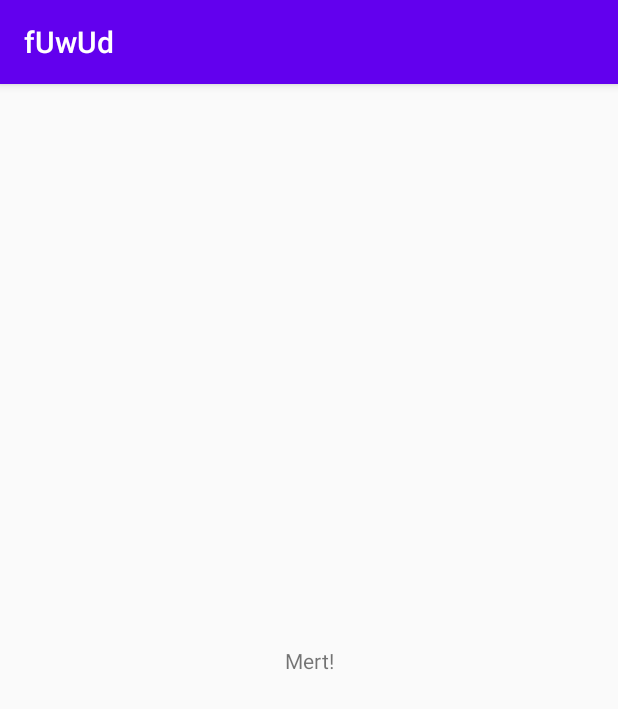
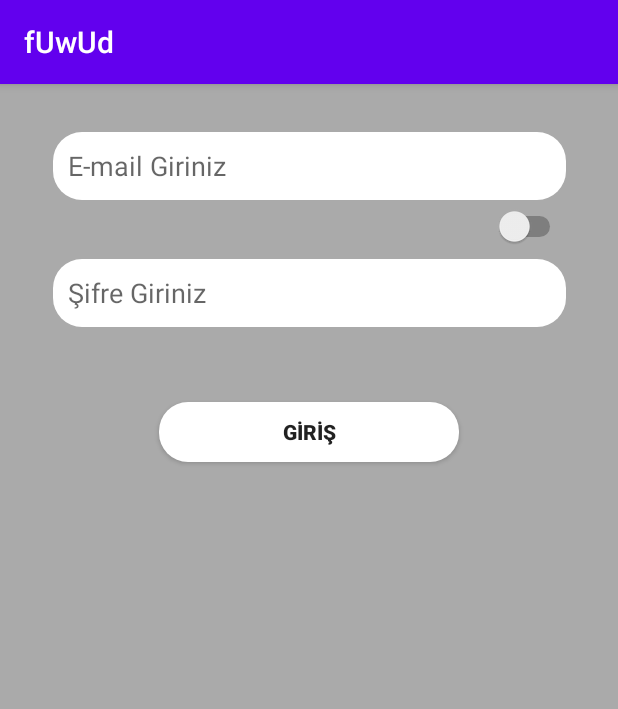
Before and after one commit to batuhanaydogdu/fUwUd, an Android app: the screen it shows after launch (MainActivity before the commit, LoginActivity after it), on a phone screen of 412 x 824 dp. Shown: the top 709 px of the screen. Run offline under Robolectric (Android 15) with nearby library versions, the phone set to English and light mode, and no system bars; our stand-ins replace Firebase (no records; nobody signed in at launch, a user with empty details on screens opened directly).

Commit message:
SplashScreen and LoginActivity added.

```diff
--- a/app/build.gradle
+++ b/app/build.gradle
@@ -28,6 +28,9 @@ dependencies {
     implementation 'androidx.appcompat:appcompat:1.2.0'
     implementation 'androidx.constraintlayout:constraintlayout:2.0.2'
     implementation 'com.google.firebase:firebase-database:19.6.0'
+    implementation 'com.google.android.material:material:1.0.0'
+    implementation 'androidx.annotation:annotation:1.1.0'
+    implementation 'androidx.lifecycle:lifecycle-extensions:2.1.0'
     testImplementation 'junit:junit:4.12'
     androidTestImplementation 'androidx.test.ext:junit:1.1.2'
     androidTestImplementation 'androidx.test.espresso:espresso-core:3.3.0'
--- a/app/src/main/AndroidManifest.xml
+++ b/app/src/main/AndroidManifest.xml
@@ -9,7 +9,9 @@
         android:roundIcon="@mipmap/ic_launcher_round"
         android:supportsRtl="true"
         android:theme="@style/AppTheme">
-        <activity android:name=".MainActivity">
+        <activity
+            android:name=".Activity.LoginActivity"></activity>
+        <activity android:name=".Activity.SplashScreenActivity">
             <intent-filter>
                 <action android:name="android.intent.action.MAIN" />
 
--- /dev/null
+++ b/app/src/main/java/com/impostors/fuwud/Activity/SplashScreenActivity.java
@@ -0,0 +1,48 @@
+package com.impostors.fuwud.Activity;
+
+import androidx.appcompat.app.AppCompatActivity;
+
+import android.content.Intent;
+import android.os.Bundle;
+import android.os.Handler;
+import android.view.WindowManager;
+import android.view.animation.Animation;
+import android.view.animation.AnimationUtils;
+import android.widget.TextView;
+
+import com.impostors.fuwud.R;
+
+public class SplashScreenActivity extends AppCompatActivity {
+
+    private static int SPLASH_SCREEN = 2500;
+    Animation topAnim,bottomAnim;
+    TextView logo, slogan;
+
+    @Override
+    protected void onCreate(Bundle savedInstanceState) {
+        super.onCreate(savedInstanceState);
+        getWindow().setFlags(WindowManager.LayoutParams.FLAG_FULLSCREEN,WindowManager.LayoutParams.FLAG_FULLSCREEN);
+        setContentView(R.layout.activity_splashscreen);
+
+        //Animations
+        topAnim = AnimationUtils.loadAnimation(this,R.anim.top_animation);
+        bottomAnim = AnimationUtils.loadAnimation(this,R.anim.bottom_animation);
+
+        //Hooks
+        logo = findViewById(R.id.textViewSplashDesc);
+        slogan = findViewById(R.id.textViewSplashScreenSlogan);
+
+        logo.setAnimation(bottomAnim);
+        slogan.setAnimation(bottomAnim);
+
+        new Handler().postDelayed(new Runnable() {
+            @Override
+            public void run() {
+                Intent splashIntent = new Intent(SplashScreenActivity.this, LoginActivity.class);
+                splashIntent.setFlags(Intent.FLAG_ACTIVITY_NEW_TASK | Intent.FLAG_ACTIVITY_MULTIPLE_TASK);
+                startActivity(splashIntent);
+                finish();
+            }
+        },SPLASH_SCREEN);
+    }
+}
--- a/app/src/main/java/com/impostors/fuwud/MainActivity.java
+++ /dev/null
@@ -1,23 +0,0 @@
-package com.impostors.fuwud;
-
-import androidx.appcompat.app.AppCompatActivity;
-
-import android.os.Bundle;
-
-import com.google.firebase.database.DatabaseReference;
-import com.google.firebase.database.FirebaseDatabase;
-
-public class MainActivity extends AppCompatActivity {
-
-    @Override
-    protected void onCreate(Bundle savedInstanceState) {
-        super.onCreate(savedInstanceState);
-        setContentView(R.layout.activity_main);
-
-        FirebaseDatabase mDatabase = FirebaseDatabase.getInstance();
-        DatabaseReference myRef=mDatabase.getReference();
-
-        myRef.child("users").push().setValue(new User("mahmut","email@gmail.com"));
-    }
-
-}
--- a/app/src/main/java/com/impostors/fuwud/User.java
+++ /dev/null
@@ -1,20 +0,0 @@
-package com.impostors.fuwud;
-
-import com.google.firebase.database.IgnoreExtraProperties;
-
-@IgnoreExtraProperties
-public class User {
-
-    public String username;
-    public String email;
-
-    public User() {
-        // Default constructor required for calls to DataSnapshot.getValue(User.class)
-    }
-
-    public User(String username, String email) {
-        this.username = username;
-        this.email = email;
-    }
-
-}
--- /dev/null
+++ b/app/src/main/res/anim/bottom_animation.xml
@@ -0,0 +1,11 @@
+<?xml version="1.0" encoding="utf-8"?>
+<set xmlns:android="http://schemas.android.com/apk/res/android">
+    <translate
+        android:fromXDelta="0%"
+        android:fromYDelta="100%"
+        android:duration="1500"/>
+    <alpha
+        android:fromAlpha="0.1"
+        android:toAlpha="1.0"
+        android:duration="1500"/>
+</set>
--- /dev/null
+++ b/app/src/main/res/anim/top_animation.xml
@@ -0,0 +1,11 @@
+<?xml version="1.0" encoding="utf-8"?>
+<set xmlns:android="http://schemas.android.com/apk/res/android">
+    <translate
+        android:fromXDelta="0%"
+        android:fromYDelta="-50%"
+        android:duration="1500"/>
+    <alpha
+        android:fromAlpha="0.1"
+        android:toAlpha="1.0"
+        android:duration="1500"/>
+</set>
--- /dev/null
+++ b/app/src/main/res/drawable/background.xml
@@ -0,0 +1,13 @@
+<?xml version="1.0" encoding="utf-8"?>
+<shape xmlns:android="http://schemas.android.com/apk/res/android">
+
+
+    <solid
+        android:color="#FFFFFF"
+        />
+
+    <corners
+        android:radius="19dp"
+        />
+
+</shape>
--- /dev/null
+++ b/app/src/main/res/layout/activity_login.xml
@@ -0,0 +1,63 @@
+<?xml version="1.0" encoding="utf-8"?>
+<androidx.constraintlayout.widget.ConstraintLayout xmlns:android="http://schemas.android.com/apk/res/android"
+    xmlns:app="http://schemas.android.com/apk/res-auto"
+    xmlns:tools="http://schemas.android.com/tools"
+    android:layout_width="match_parent"
+    android:layout_height="match_parent"
+    android:background="@color/gray"
+
+    tools:context=".Activity.LoginActivity">
+
+    <EditText
+        android:id="@+id/editTextEmail"
+        android:layout_width="342dp"
+        android:layout_height="45dp"
+        android:layout_marginTop="32dp"
+        android:background="@drawable/background"
+
+        android:hint="E-mail Giriniz"
+        android:padding="10dp"
+        android:textSize="18sp"
+        app:layout_constraintEnd_toEndOf="parent"
+        app:layout_constraintStart_toStartOf="parent"
+        app:layout_constraintTop_toTopOf="parent" />
+
+    <EditText
+        android:id="@+id/editTextPassword"
+        android:layout_width="342dp"
+        android:layout_height="45dp"
+        android:layout_marginTop="8dp"
+        android:background="@drawable/background"
+
+        android:hint="Şifre Giriniz"
+        android:inputType="textPassword"
+        android:padding="10dp"
+        android:textSize="18sp"
+        app:layout_constraintEnd_toEndOf="parent"
+        app:layout_constraintStart_toStartOf="parent"
+        app:layout_constraintTop_toBottomOf="@+id/switchRemember" />
+
+    <Switch
+        android:id="@+id/switchRemember"
+        android:layout_width="wrap_content"
+        android:layout_height="wrap_content"
+        android:layout_marginTop="4dp"
+        app:layout_constraintEnd_toEndOf="@+id/editTextEmail"
+        app:layout_constraintTop_toBottomOf="@+id/editTextEmail" />
+
+    <Button
+        android:id="@+id/buttonLogin"
+        android:layout_width="200dp"
+        android:layout_height="40dp"
+        android:layout_marginTop="50dp"
+        android:background="@drawable/background"
+
+        android:onClick="loginMethod"
+        android:text="GİRİŞ"
+        android:textStyle="bold"
+        app:layout_constraintEnd_toEndOf="parent"
+        app:layout_constraintStart_toStartOf="parent"
+        app:layout_constraintTop_toBottomOf="@+id/editTextPassword" />
+
+
+</androidx.constraintlayout.widget.ConstraintLayout>
--- a/app/src/main/res/layout/activity_main.xml
+++ /dev/null
@@ -1,18 +0,0 @@
-<?xml version="1.0" encoding="utf-8"?>
-<androidx.constraintlayout.widget.ConstraintLayout xmlns:android="http://schemas.android.com/apk/res/android"
-    xmlns:app="http://schemas.android.com/apk/res-auto"
-    xmlns:tools="http://schemas.android.com/tools"
-    android:layout_width="match_parent"
-    android:layout_height="match_parent"
-    tools:context=".MainActivity">
-
-    <TextView
-        android:layout_width="wrap_content"
-        android:layout_height="wrap_content"
-        android:text="Mert!"
-        app:layout_constraintBottom_toBottomOf="parent"
-        app:layout_constraintLeft_toLeftOf="parent"
-        app:layout_constraintRight_toRightOf="parent"
-        app:layout_constraintTop_toTopOf="parent" />
-
-</androidx.constraintlayout.widget.ConstraintLayout>
--- a/app/src/main/res/values/colors.xml
+++ b/app/src/main/res/values/colors.xml
@@ -3,4 +3,5 @@
     <color name="colorPrimary">#6200EE</color>
     <color name="colorPrimaryDark">#3700B3</color>
     <color name="colorAccent">#03DAC5</color>
+    <color name="gray">#AAAAAA</color>
 </resources>
```
Also changed, not shown: app/src/main/java/com/impostors/fuwud/Activity/LoginActivity.java (added, +134 -0 lines), app/src/main/java/com/impostors/fuwud/Model/User.java (added, +70 -0 lines), app/src/main/res/layout/activity_splashscreen.xml (added, +39 -0 lines), app/src/main/res/values/strings.xml (+9 -0 lines).
